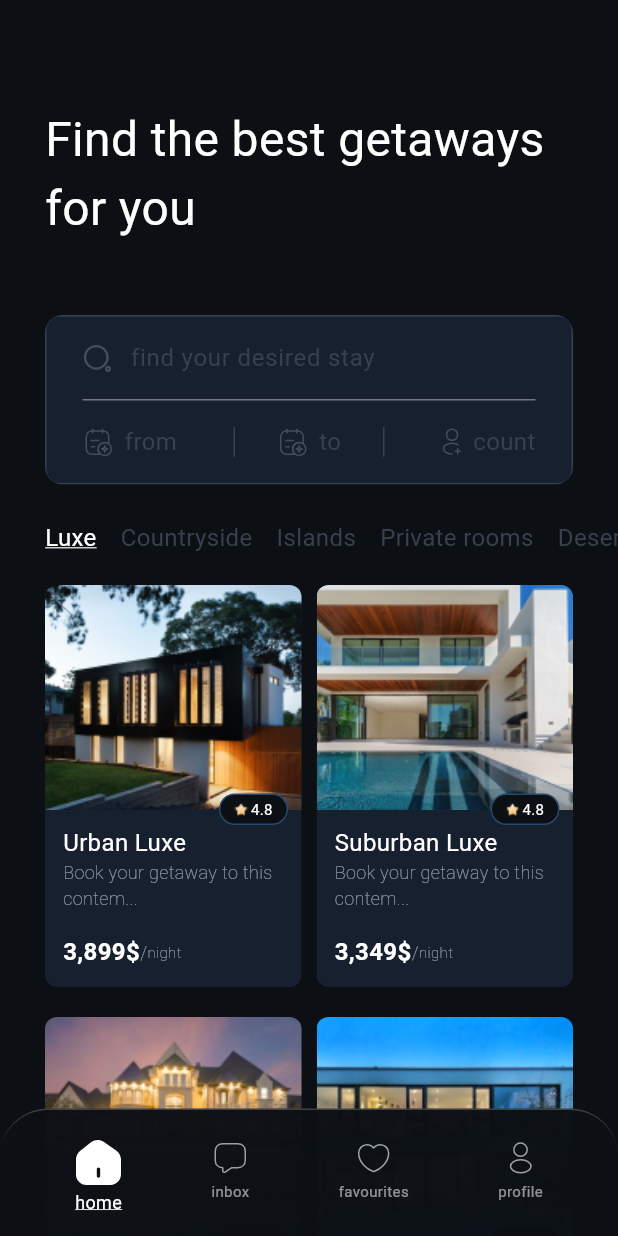
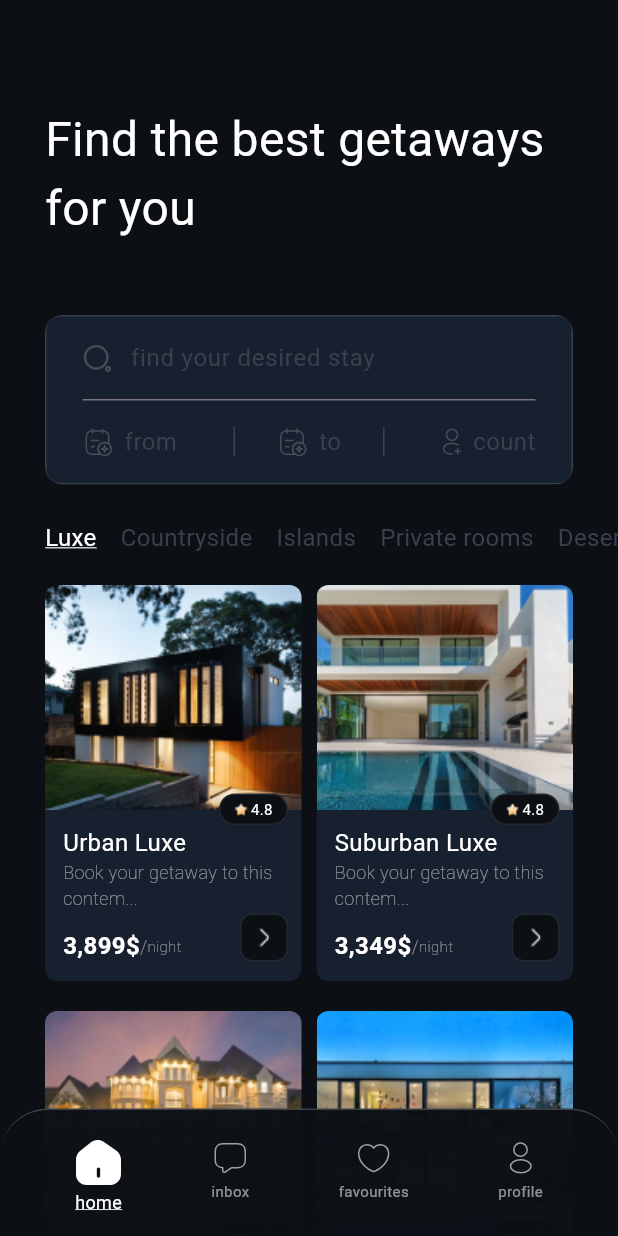
Before and after one commit to kchasiotis/portofolio-flutter-hotel, a Flutter app: the screen it shows after launch, on a phone screen of 412 x 824 dp. Run offline on Flutter 3.47's test engine with Material 3 defaults, Android fonts, the phone set to English and light mode, and no system bars; our stand-ins replace flutter_svg.

Commit message:
Feature: Adds right arrow

```diff
--- a/lib/screens/getaways/widgets/hotel_card.dart
+++ b/lib/screens/getaways/widgets/hotel_card.dart
@@ -61,12 +61,16 @@ class HotelCard extends StatelessWidget {
                       )),
                 ),
                 Container(
-                  height: 16,
+                  height: 2,
                 ),
                 Padding(
                     padding: const EdgeInsets.only(left: 12),
-                    child: Align(
-                        alignment: Alignment.centerLeft,
+                    child: Container(
+                        height: 33,
+                        child: Stack(
+                          children: [
+                            Align(
+                                alignment: Alignment.bottomLeft,
                                 child: Row(
                                   children: [
                                     Text(
@@ -94,6 +98,29 @@ class HotelCard extends StatelessWidget {
                                       ),
                                     ),
                                   ],
+                                )),
+                            Positioned(
+                                right: 9,
+                                bottom: 1,
+                                child: Container(
+                                  height: 32,
+                                  width: 32,
+                                  decoration: BoxDecoration(
+                                    color: const Color(0xff0C1015),
+                                    borderRadius: BorderRadius.circular(8),
+                                    border: Border.all(
+                                      color: const Color(0xff232830),
+                                      width: 1,
+                                    ),
+                                  ),
+                                  child: Image.asset(
+                                    'images/arrow-right.png',
+                                    color: Colors.white,
+                                    width: 16,
+                                    height: 16,
+                                  ),
+                                )),
+                          ],
                         ))),
                 Container(
                   height: 12,
@@ -110,7 +137,7 @@ class HotelCard extends StatelessWidget {
                     color: const Color(0xff0C1015),
                     borderRadius: BorderRadius.circular(16),
                     border: Border.all(
-                      color: const Color(0xff24496c),
+                      color: const Color(0xff232830),
                       width: 1,
                     ),
                   ),
@@ -119,9 +146,7 @@ class HotelCard extends StatelessWidget {
                     crossAxisAlignment: CrossAxisAlignment.center,
                     children: [
                       Image.asset('images/Star.png'),
-                      Container(
-                        width:2
-                      ),
+                      Container(width: 2),
                       Text(
                         rating,
                         style: const TextStyle(
```
Also changed, not shown: images/arrow-right.png (added). Lines whose indentation alone changed are shown as unchanged.
